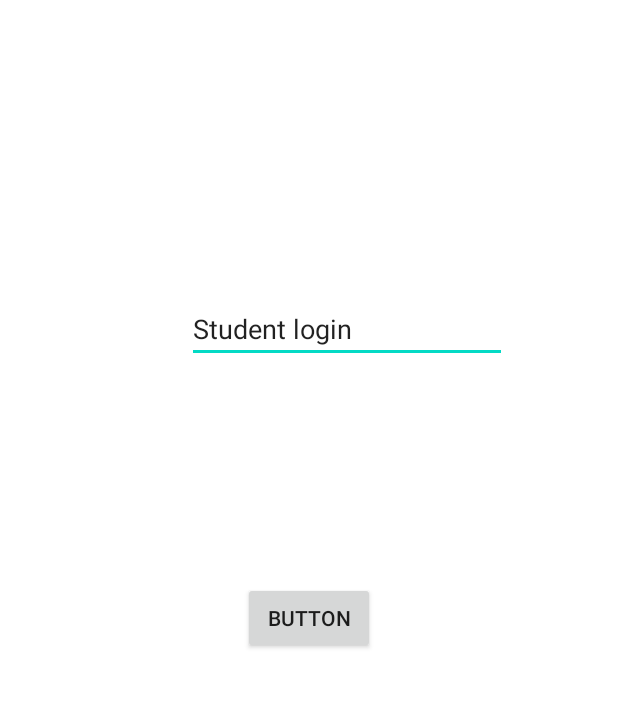
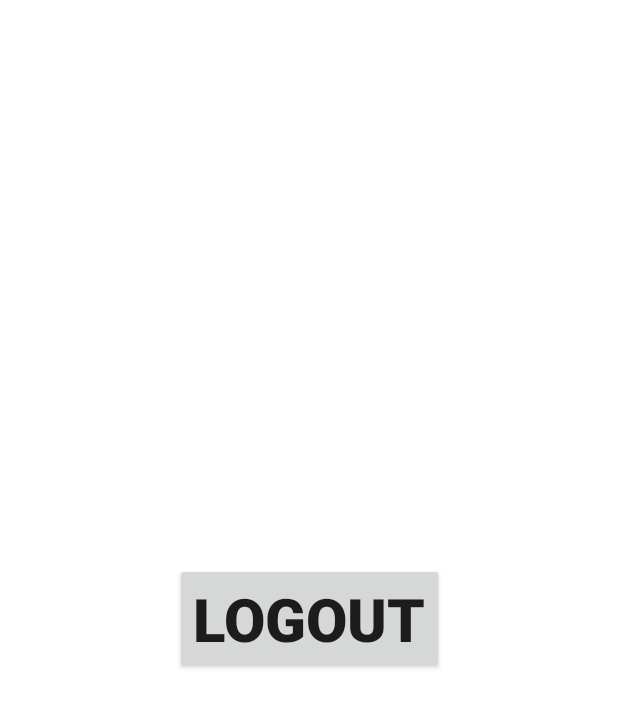
Before and after one commit to trinonandi/AcademicaProduction, an Android app: the StudentHome screen opened directly, with no data from a screen before it, on a phone screen of 412 x 824 dp. Shown: the top 707 px of the screen. Run offline under Robolectric (Android 15) with nearby library versions, the phone set to English and light mode, and no system bars; our stand-ins replace Firebase (no records; nobody signed in at launch, a user with empty details on screens opened directly).

```diff
--- a/app/src/main/res/layout/activity_student_home.xml
+++ b/app/src/main/res/layout/activity_student_home.xml
@@ -6,35 +6,17 @@
     android:layout_height="match_parent"
     tools:context=".StudentHome">
 
+
     <androidx.appcompat.widget.AppCompatButton
-        android:id="@+id/btn_logout"
         android:layout_width="wrap_content"
         android:layout_height="wrap_content"
-        android:layout_marginStart="159dp"
-        android:layout_marginTop="341dp"
-        android:layout_marginEnd="159dp"
-        android:layout_marginBottom="342dp"
-        android:text="@string/button"
+        android:gravity="center"
+        android:onClick="doLogout"
+        android:text="logout"
+        android:textStyle="bold"
+        android:textSize="40dp"
         app:layout_constraintBottom_toBottomOf="parent"
         app:layout_constraintEnd_toEndOf="parent"
         app:layout_constraintStart_toStartOf="parent"
-        app:layout_constraintTop_toTopOf="parent"
-        android:onClick="doLogout"/>
-
-    <EditText
-        android:id="@+id/editTextTextPersonName2"
-        android:layout_width="wrap_content"
-        android:layout_height="wrap_content"
-        android:layout_marginStart="126dp"
-        android:layout_marginTop="173dp"
-        android:layout_marginEnd="75dp"
-        android:layout_marginBottom="123dp"
-        android:ems="10"
-        android:inputType="textPersonName"
-        android:text="@string/student_login"
-        app:layout_constraintBottom_toTopOf="@+id/btn_logout"
-        app:layout_constraintEnd_toEndOf="parent"
-        app:layout_constraintStart_toStartOf="parent"
-        app:layout_constraintTop_toTopOf="parent"
-        android:autofillHints="" />
+        app:layout_constraintTop_toTopOf="parent" />
 </androidx.constraintlayout.widget.ConstraintLayout>
```
Also changed, not shown: app/src/main/java/com/example/academica/Admin.java (+100 -2 lines), app/src/main/java/com/example/academica/Teacher.java (+101 -1 lines), app/src/main/res/layout/fragment_admin.xml (+10 -9 lines), app/src/main/res/layout/fragment_teacher.xml (+11 -8 lines).
